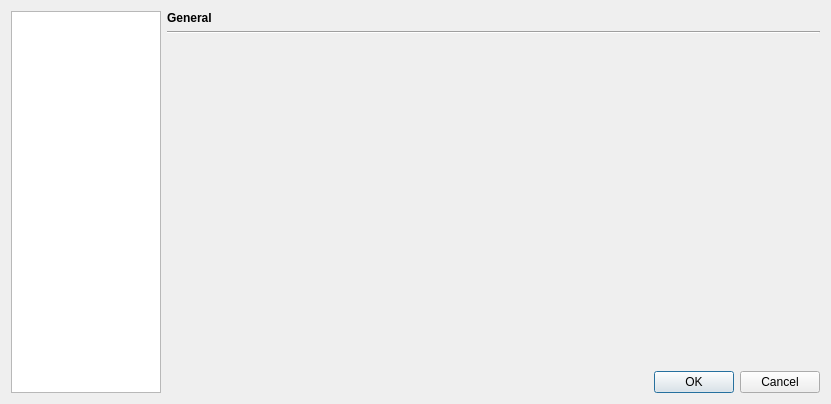
phoenix741/xinx, file framework/application/customdialog/ui/customdialog.ui: the form before one commit.
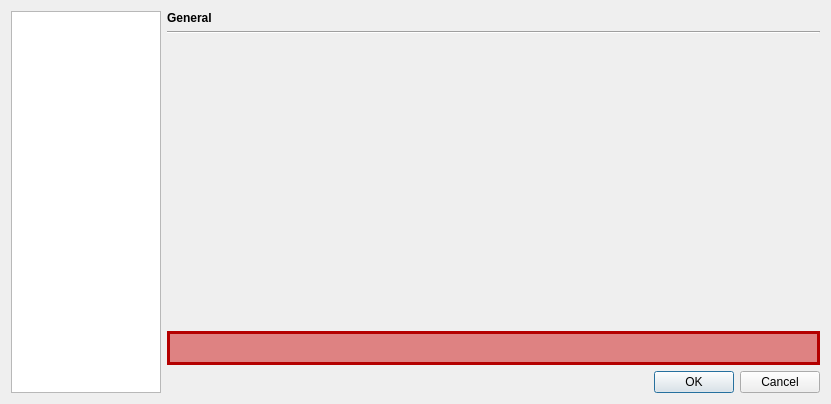
The form after the commit.

Patch:
```diff
--- a/framework/application/customdialog/ui/customdialog.ui
+++ b/framework/application/customdialog/ui/customdialog.ui
@@ -14,7 +14,7 @@
    <string>Customize</string>
   </property>
   <layout class="QGridLayout" name="gridLayout_2">
-   <item row="0" column="0" rowspan="6">
+   <item row="0" column="0" rowspan="7">
     <widget class="QListWidget" name="m_listWidget">
      <property name="minimumSize">
       <size>
@@ -61,7 +61,7 @@
      </property>
     </widget>
    </item>
-   <item row="5" column="1">
+   <item row="6" column="1">
     <widget class="QDialogButtonBox" name="m_buttonBox">
      <property name="standardButtons">
       <set>QDialogButtonBox::Cancel|QDialogButtonBox::Ok</set>
@@ -92,6 +92,19 @@
      </property>
     </widget>
    </item>
+   <item row="5" column="1">
+    <widget class="QLabel" name="m_errorLabel">
+     <property name="styleSheet">
+      <string notr="true">border: 3px solid rgb(180, 0, 0);
+border-raduis : 4px;
+padding : 7px;
+background-color: rgb(222, 130, 130);</string>
+     </property>
+     <property name="text">
+      <string/>
+     </property>
+    </widget>
+   </item>
   </layout>
  </widget>
  <tabstops>
```
